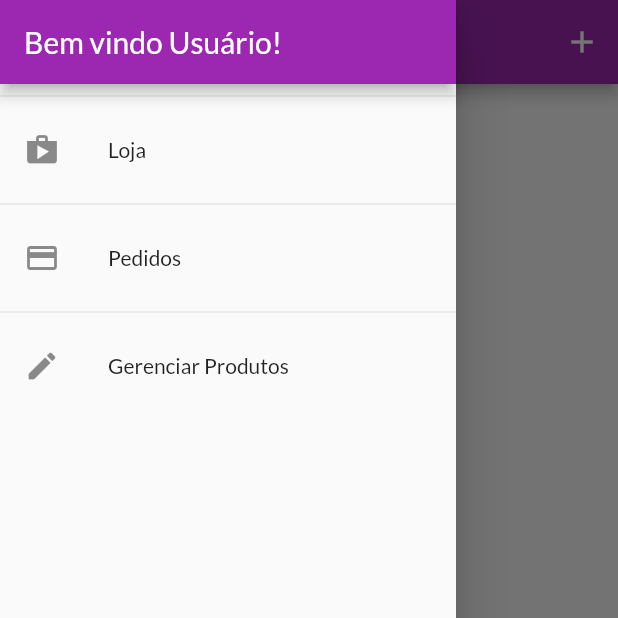
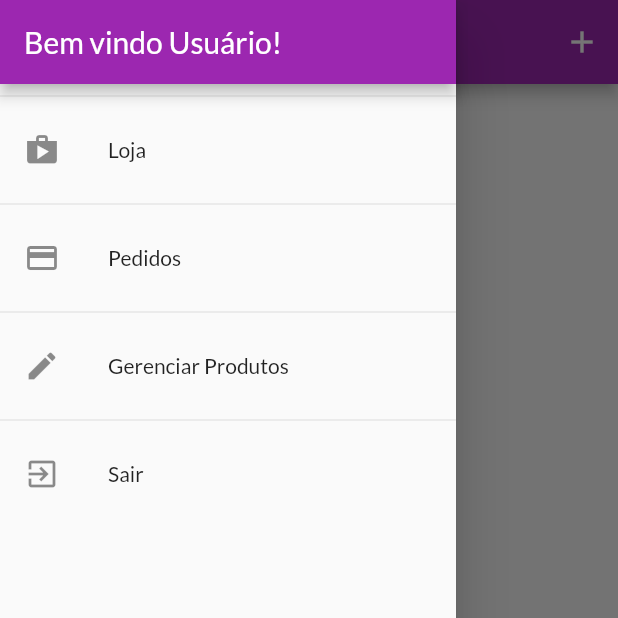
Before and after one commit to GabrielDVpereira/shopApp, a Flutter app: the ProductsScreen screen opened by its route, with the side drawer open, on a phone screen of 412 x 824 dp, the top half of it. Run offline on Flutter 3.47's test engine with Material 2 defaults, Android fonts, the phone set to English and light mode, and no system bars; our stand-ins replace flutter_dotenv; network calls fail.

```diff
--- a/lib/widgets/app_drawer.dart
+++ b/lib/widgets/app_drawer.dart
@@ -1,4 +1,6 @@
 import 'package:flutter/material.dart';
+import 'package:provider/provider.dart';
+import 'package:shop/providers/auth.dart';
 import 'package:shop/utils/appRoutes.dart';
 
 class AppDrawer extends StatelessWidget {
@@ -35,6 +37,14 @@ class AppDrawer extends StatelessWidget {
               Navigator.of(context).pushReplacementNamed(AppRoutes.PRODUCTS);
             },
           ),
+          Divider(),
+          ListTile(
+            leading: Icon(Icons.exit_to_app),
+            title: Text('Sair'),
+            onTap: () {
+              Provider.of<Auth>(context, listen: false).logout();
+            },
+          ),
         ],
       ),
     );
```
Also changed, not shown: lib/providers/auth.dart (+7 -0 lines).
